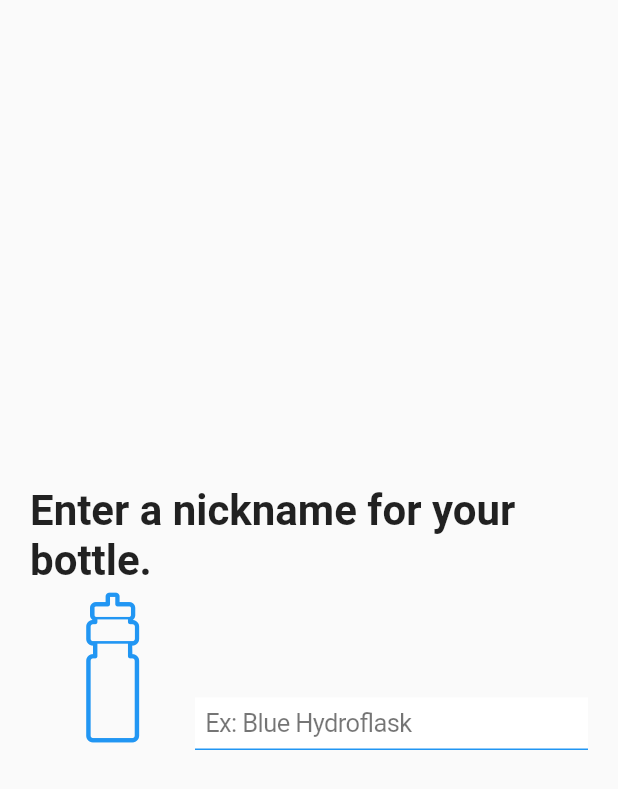
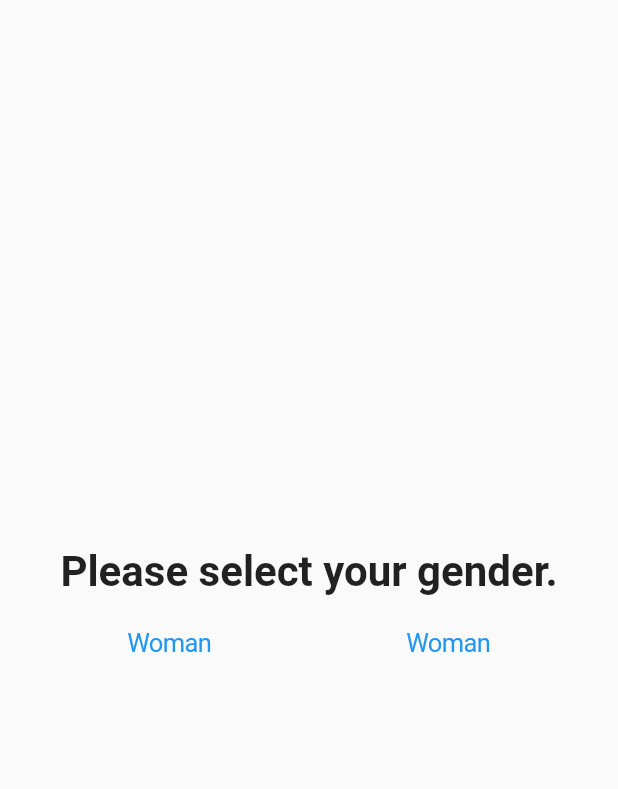
Before and after one commit to philalem/hydration_tracker, a Flutter app: the GenderInfo widget shown alone on an empty page, opened directly, on a phone screen of 412 x 824 dp. Shown: the top 789 px of the screen. Run offline on Flutter 3.47's test engine with Material 2 defaults, Android fonts, the phone set to English and light mode, and no system bars; our stand-ins replace fl_chart, percent_indicator, shared_preferences; accounts and stored records are empty.

```diff
--- a/lib/genderInfo.dart
+++ b/lib/genderInfo.dart
@@ -1,6 +1,5 @@
 import 'package:flutter/cupertino.dart';
 import 'package:flutter/material.dart';
-import 'package:hydration_tracker/my_flutter_app_icons.dart';
 
 class GenderInfo extends StatefulWidget {
   GenderInfo({this.gender});
@@ -19,44 +18,30 @@ class _GenderInfoState extends State<GenderInfo> {
         mainAxisAlignment: MainAxisAlignment.center,
         children: <Widget>[
           Text(
-            'Enter a nickname for your bottle.',
+            'Please select your gender.',
             style: TextStyle(fontSize: 28, fontWeight: FontWeight.bold),
           ),
           Row(
             crossAxisAlignment: CrossAxisAlignment.end,
             children: <Widget>[
-              Container(
-                margin: EdgeInsets.all(5),
-                child: Column(
-                  crossAxisAlignment: CrossAxisAlignment.center,
-                  children: <Widget>[
-                    Icon(
-                      MyFlutterApp.water_bottle,
-                      size: 100,
-                      color: Colors.blue,
-                    ),
-                  ],
+              Expanded(
+                child: Container(
+                  margin: EdgeInsets.all(5),
+                  child: CupertinoButton(
+                    onPressed: () => print('Woman'),
+                    child: Text('Woman'),
+                  ),
                 ),
               ),
               Expanded(
-                child: CupertinoTextField(
-                  decoration: BoxDecoration(
-                    color: Colors.white,
-                    border: Border(
-                        bottom: BorderSide(color: Colors.blue, width: 1)),
-                  ),
-                  textAlignVertical: TextAlignVertical.center,
-                  textInputAction: TextInputAction.done,
-                  maxLines: 1,
-                  minLines: 1,
-                  maxLength: 30,
-                  placeholder: 'Ex: Blue Hydroflask',
-                  placeholderStyle: TextStyle(color: Colors.black54),
-                  style: TextStyle(
-                    color: Colors.black,
+                child: Container(
+                  margin: EdgeInsets.all(5),
+                  child: CupertinoButton(
+                    onPressed: () => print('Woman'),
+                    child: Text('Woman'),
                   ),
                 ),
-              )
+              ),
             ],
           ),
         ],
--- a/lib/home.dart
+++ b/lib/home.dart
@@ -23,7 +23,6 @@ class Home extends StatefulWidget {
 class _HomeState extends State<Home> {
   bool isShowingMainData;
   Widget animatedChild;
-  bool ableToPress = true;
   Map<String, dynamic> todaysAmount;
   double todaysDifference = 104;
   Map<String, dynamic> bottleInfo;
@@ -214,8 +213,6 @@ class _HomeState extends State<Home> {
                             CupertinoButton(
                               color: Colors.blue,
                               onPressed: () async {
-                                if (ableToPress) {
-                                  setState(() {
                                 todaysAmount['amount'] =
                                     todaysAmount['amount'] +
                                                 bottleInfo['amount'] >
@@ -223,14 +220,14 @@ class _HomeState extends State<Home> {
                                         ? 200
                                         : todaysAmount['amount'] +
                                             bottleInfo['amount'];
-                                    percent = todaysAmount['amount'] / 104 > 1
+                                double tempPercent =
+                                    todaysAmount['amount'] / 104 > 1
                                         ? 1.0
                                         : todaysAmount['amount'] / 104;
-                                    ableToPress = false;
-                                  });
+                                percent = tempPercent;
                                 preferences.setString(
                                     'todaysAmount', jsonEncode(todaysAmount));
-                                }
+                                setState(() {});
                               },
                               child: Text(
                                 'Add',
```
Lines whose indentation alone changed are shown as unchanged.
